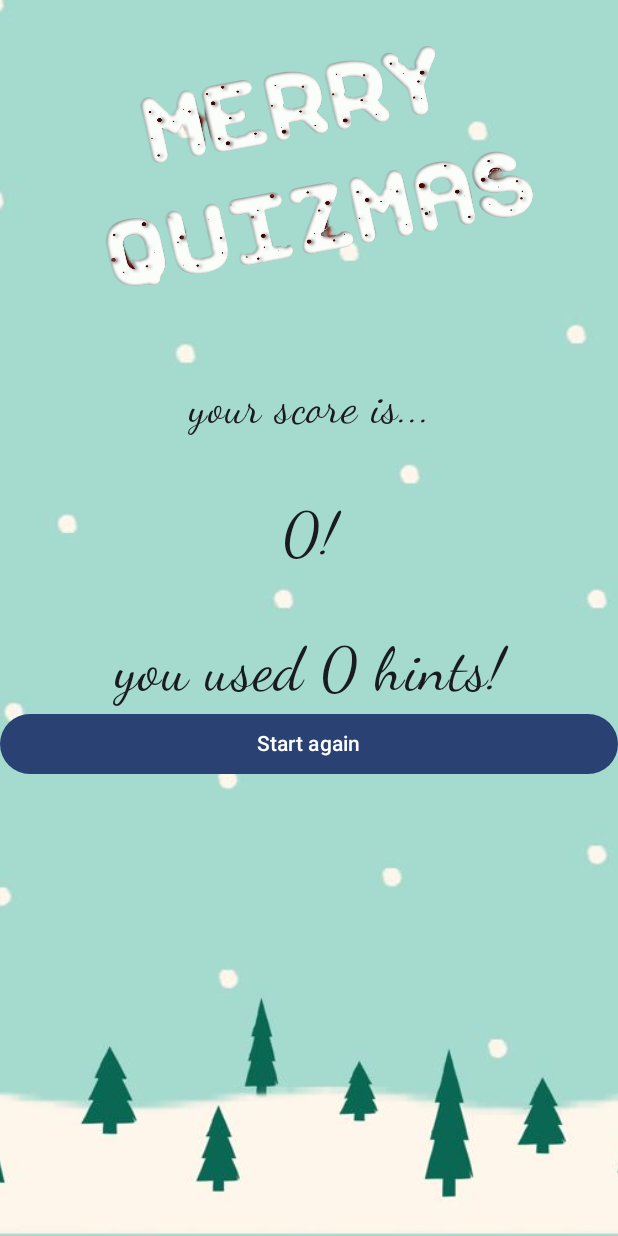
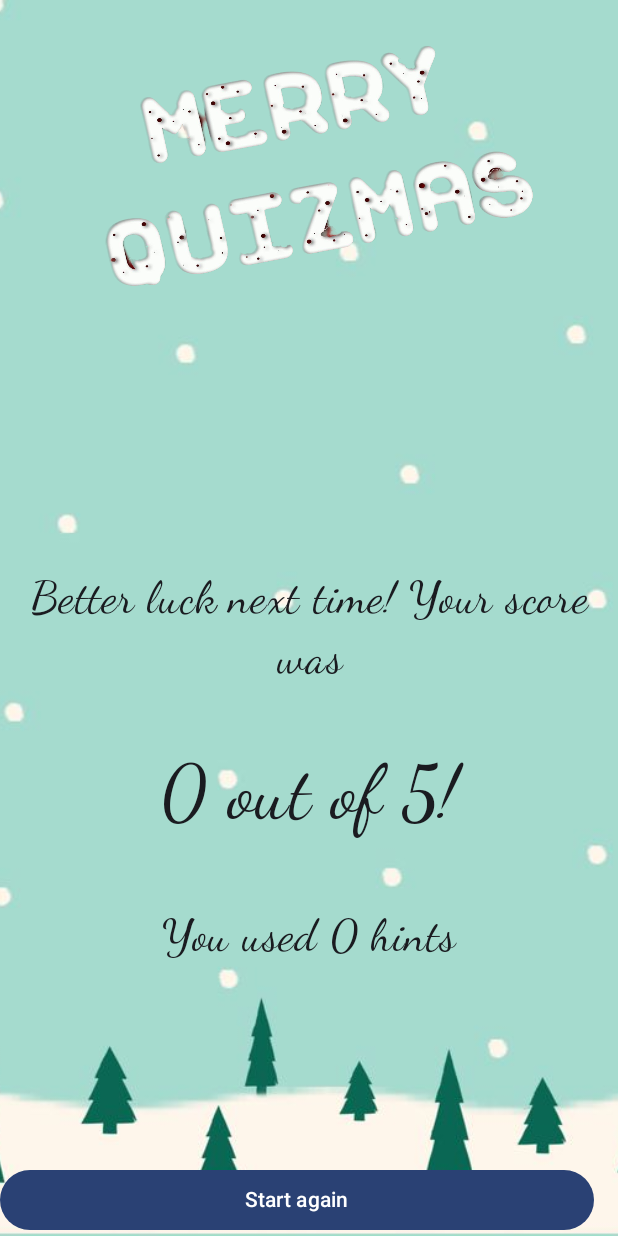
Before and after one commit to Catherine-Russell/MerryQuizmasMobileApp, an Android app built with Jetpack Compose: the SCORE screen opened through its navigation route, on a phone screen of 412 x 824 dp. Run offline under Robolectric (Android 15) with nearby library versions, the phone set to English and light mode, and no system bars.

Commit message:
Score screen has more personal messages and formatted better

```diff
--- a/app/src/main/java/com/example/quizproject/Header.kt
+++ b/app/src/main/java/com/example/quizproject/Header.kt
@@ -14,7 +14,6 @@ import androidx.compose.ui.unit.dp
 fun Header() {
     Column {
         val imageModifier = Modifier.fillMaxWidth()
-//        val title = textValue
         Image(
             painter = painterResource(id = R.drawable.quiztime),
             contentDescription = "quiz logo",
--- a/app/src/main/java/com/example/quizproject/screens/ScoreScreen.kt
+++ b/app/src/main/java/com/example/quizproject/screens/ScoreScreen.kt
@@ -1,15 +1,20 @@
 package com.example.quizproject.screens
 
+import android.text.Layout
 import androidx.compose.foundation.layout.Arrangement
 import androidx.compose.foundation.layout.Column
 import androidx.compose.foundation.layout.Spacer
+import androidx.compose.foundation.layout.fillMaxSize
 import androidx.compose.foundation.layout.fillMaxWidth
 import androidx.compose.foundation.layout.height
+import androidx.compose.foundation.layout.padding
 import androidx.compose.material3.Button
 import androidx.compose.material3.Text
 import androidx.compose.runtime.Composable
+import androidx.compose.ui.Alignment
 import androidx.compose.ui.Modifier
 import androidx.compose.ui.text.font.FontFamily
+import androidx.compose.ui.text.style.LineHeightStyle
 import androidx.compose.ui.text.style.TextAlign
 import androidx.compose.ui.unit.dp
 import androidx.compose.ui.unit.sp
@@ -18,35 +23,47 @@ import com.example.quizproject.Header
 @Composable
 //@Preview(showBackground = true)
 fun ScoreScreen (score: Int, hintCount:Int, startAgain: () -> Unit) {
+    val message = if (score >= 3) "Congratulations! Your score is" else "Better luck next time! Your score was"
+    val hintMessage = if (hintCount == 1) "You used $hintCount hint" else "You used $hintCount hints"
     Column(
         verticalArrangement = Arrangement.SpaceBetween,
         modifier = Modifier
+            .fillMaxSize()
 
     ) {
         Header()
-        Text(text = "your score is...",
+        Column (
+            modifier = Modifier
+//                .fillMaxSize()
+                .padding(16.dp)
+        ){
+            Text(text = message,
                 modifier = Modifier.fillMaxWidth(),
                 fontSize = 30.sp,
                 fontFamily = FontFamily.Cursive,
                 lineHeight = 40.sp,
                 textAlign = TextAlign.Center)
             Spacer(modifier = Modifier.height(40.dp))
-        Text(text = "$score!",
+            Text(text = "$score out of 5!",
                 modifier = Modifier.fillMaxWidth(),
-            fontSize = 40.sp,
+                fontSize = 50.sp,
                 fontFamily = FontFamily.Cursive,
                 lineHeight = 50.sp,
                 textAlign = TextAlign.Center)
             Spacer(modifier = Modifier.height(40.dp))
-        Text(text = "you used $hintCount hints!",
+            Text(text = hintMessage,
                 modifier = Modifier.fillMaxWidth(),
-            fontSize = 40.sp,
+                fontSize = 30.sp,
                 fontFamily = FontFamily.Cursive,
                 lineHeight = 50.sp,
                 textAlign = TextAlign.Center)
+        }
         Button(
             onClick = { startAgain() },
-            modifier = Modifier.fillMaxWidth()
+            modifier = Modifier
+                .fillMaxWidth()
+                .padding(end = 16.dp) // Adjust the padding as needed
+                .align(Alignment.End)
         ) {
             Text(text = "Start again")
         }
```
Lines whose indentation alone changed are shown as unchanged.
